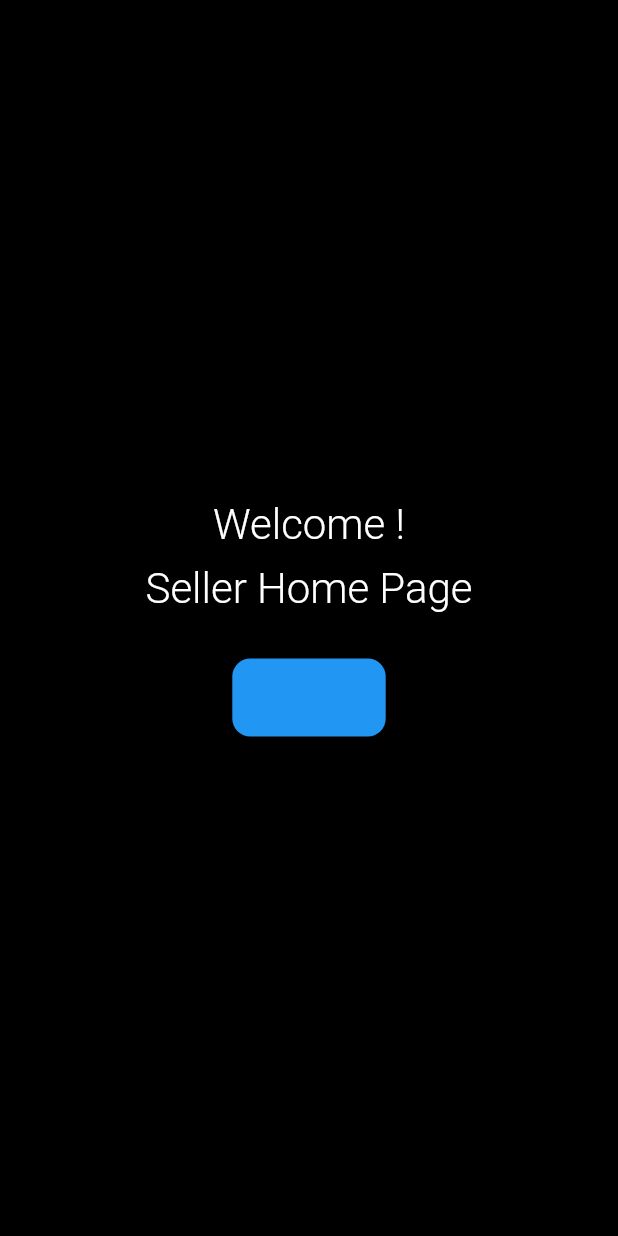
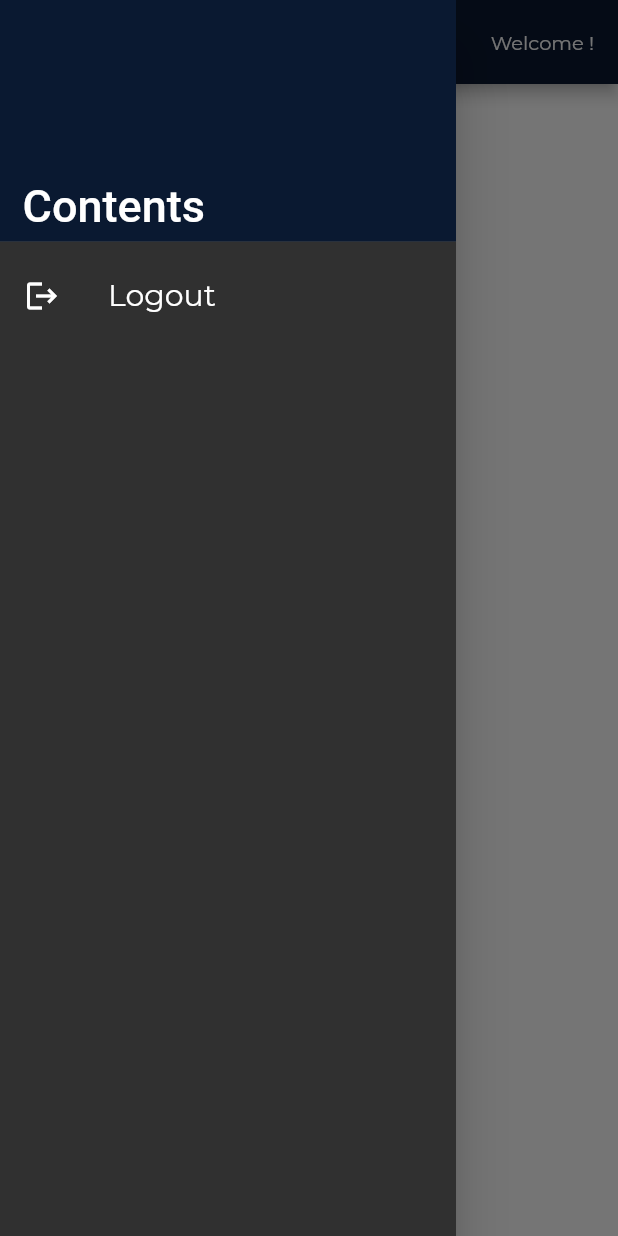
Before and after one commit to Soham041201/ShopIt, a Flutter app: the SellerHome screen opened directly with empty values, with the side drawer open (before the commit the screen has no drawer), on a phone screen of 412 x 824 dp. Run offline on Flutter 3.47's test engine with Material 2 defaults, Android fonts, the phone set to English and light mode, and no system bars; our stand-ins replace cloud_firestore, firebase_auth, firebase_core, flutter_spinkit, google_fonts, google_sign_in; missing offline and left inert: cloud_firestore_web, firebase_auth_web, firebase_core_web, google_sign_in_web; accounts and stored records are empty; Roboto replaces fonts that are missing (SourceSansPro).

Commit message:
name box added

```diff
--- a/lib/Seller-Chinmayee/SellerHome.dart
+++ b/lib/Seller-Chinmayee/SellerHome.dart
@@ -5,49 +5,92 @@
 import 'package:firebase_auth/firebase_auth.dart';
 import 'package:flutter/cupertino.dart';
 import 'package:flutter/material.dart';
+import 'package:google_fonts/google_fonts.dart';
+import 'package:google_sign_in/google_sign_in.dart';
 import 'package:shop_it/Seller-Chinmayee/register.dart';
+import 'package:shop_it/Seller-Chinmayee/seller_home_page_body.dart';
+import 'package:shop_it/Style/text_field_decoration.dart';
+import 'package:shop_it/User-Saurav/login.dart';
 
-class SellerHome extends StatelessWidget {
+class SellerHome extends StatefulWidget {
   const SellerHome({Key? key, required this.firstName}) : super(key: key);
   final String firstName;
+
+  @override
+  _SellerHomeState createState() => _SellerHomeState();
+}
+
+class _SellerHomeState extends State<SellerHome> {
   @override
   Widget build(BuildContext context) {
-    return Scaffold(
-      body: Center(
-        child: Column(
-          mainAxisAlignment: MainAxisAlignment.center,
+    return WillPopScope(
+      onWillPop: onWillPop,
+      child: Scaffold(
+        appBar: AppBar(
+          backgroundColor: HexColor('0a1931'),
+          actions: [],
+          title: Row(
+            mainAxisAlignment: MainAxisAlignment.spaceBetween,
             children: [
-            Text(
-              'Welcome $firstName!',
-              textScaleFactor: 2,
+              Center(child: titleTextstyle('ShopIt')),
+              bodyTextstyle('Welcome ${widget.firstName}!', Colors.white, 13),
+            ],
           ),
-            SizedBox(
-              height: 10,
         ),
-            Center(
-                child: Text(
-              'Seller Home Page',
-              textScaleFactor: 2,
-            )),
-            SizedBox(
-              height: 30,
+        drawer: Drawer(
+          child: ListView(
+            padding: EdgeInsets.zero,
+            children: [
+              DrawerHeader(
+                child: titleTextstyle('Contents'),
+                padding: EdgeInsets.fromLTRB(15, 120, 0, 0),
+                decoration: BoxDecoration(color: HexColor('0a1931')),
               ),
-            CupertinoButton(
-              child: Text('LOGOUT'),
-              onPressed: () async {
+              ListTile(
+                leading: Icon(Icons.logout),
+                title: bodyTextstyle('Logout', Colors.white, 20),
+                onTap: () {
+                  setState(() {
                     FirebaseAuth.instance.signOut();
+                    GoogleSignIn().signOut();
                     Navigator.push(
                       context,
                       MaterialPageRoute(
-                    builder: (context) => Register(),
+                        builder: (context) => Login(),
                       ),
                     );
+                  });
                 },
-              color: Colors.blue,
-            )
+              ),
             ],
           ),
         ),
+        body: SellerHomePageBody(),
+      ),
     );
   }
+
+  Future<bool> onWillPop() async {
+    final shouldPop = await showDialog(
+      context: context,
+      builder: (context) => AlertDialog(
+        titleTextStyle: GoogleFonts.montserrat(fontSize: 15),
+        title: Text('Are you sure?'),
+        contentTextStyle: GoogleFonts.montserrat(fontSize: 20),
+        content: Text('Do you want to exit the application?'),
+        actions: <Widget>[
+          TextButton(
+            onPressed: () => Navigator.of(context).pop(false),
+            child: bodyTextstyle('No', Colors.blue.shade500, 20),
+          ),
+          TextButton(
+            onPressed: () => Navigator.of(context).pop(true),
+            child: bodyTextstyle('Yes', Colors.blue.shade500, 20),
+          ),
+        ],
+      ),
+    );
+
+    return shouldPop ?? false;
   }
+}
--- /dev/null
+++ b/lib/Seller-Chinmayee/seller_home_page_body.dart
@@ -0,0 +1,17 @@
+import 'package:flutter/material.dart';
+
+class SellerHomePageBody extends StatefulWidget {
+  const SellerHomePageBody({Key? key}) : super(key: key);
+
+  @override
+  _SellerHomePageBodyState createState() => _SellerHomePageBodyState();
+}
+
+class _SellerHomePageBodyState extends State<SellerHomePageBody> {
+  @override
+  Widget build(BuildContext context) {
+    return Scaffold(
+      backgroundColor: Colors.white,
+    );
+  }
+}
```
Also changed, not shown: lib/Authentication-Soham/wrapper.dart (+5 -2 lines), lib/User-Saurav/UserHome.dart (+4 -9 lines), lib/User-Saurav/login.dart (+16 -4 lines), Models/cards.dart (added). Lines whose indentation alone changed are shown as unchanged.
